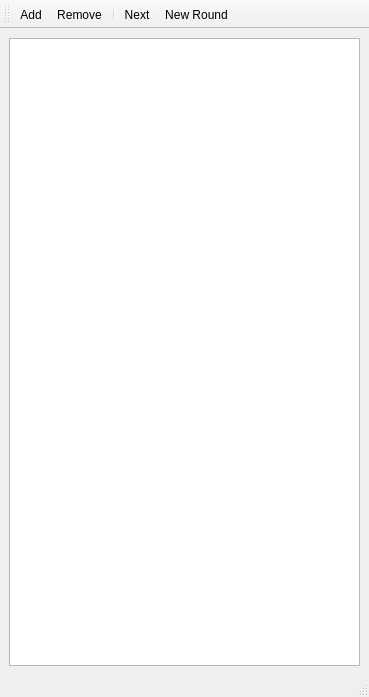
First picture: the form in gui/prototyp1.ui, repository JazzJack/Pytans, before the edit.
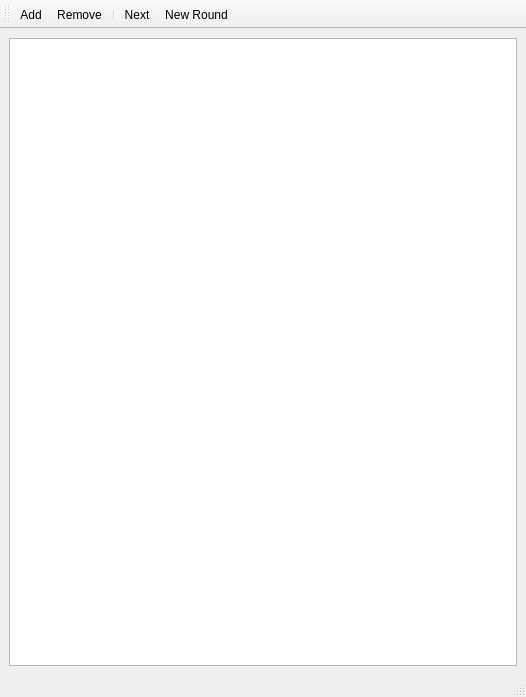
Second picture: the form after the edit.

Commit message: implemented Add Action

The edit to the form file:
```diff
--- a/gui/prototyp1.ui
+++ b/gui/prototyp1.ui
@@ -6,7 +6,7 @@
    <rect>
     <x>0</x>
     <y>0</y>
-    <width>369</width>
+    <width>526</width>
     <height>697</height>
    </rect>
   </property>
```
The commit also changes 2 other files.
